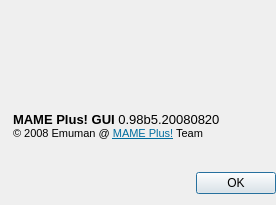
First picture: the form in trunk/qtui/about.ui, repository svn2github/mameplus, before the edit.
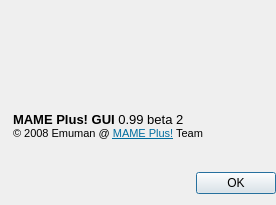
Second picture: the form after the edit. Icons and pictures are not drawn.

Diff of the .ui file:
```diff
--- a/trunk/qtui/about.ui
+++ b/trunk/qtui/about.ui
@@ -49,7 +49,7 @@
 &lt;html>&lt;head>&lt;meta name="qrichtext" content="1" />&lt;style type="text/css">
 p, li { white-space: pre-wrap; }
 &lt;/style>&lt;/head>&lt;body style=" font-family:'MS Shell Dlg 2'; font-size:8.25pt; font-weight:400; font-style:normal;">
-&lt;p style=" margin-top:0px; margin-bottom:0px; margin-left:0px; margin-right:0px; -qt-block-indent:0; text-indent:0px; font-size:8pt;">&lt;span style=" font-size:10pt; font-weight:600;">MAME Plus! GUI &lt;/span>&lt;span style=" font-size:10pt;">0.98b5.20080820&lt;/span>&lt;/p>
+&lt;p style=" margin-top:0px; margin-bottom:0px; margin-left:0px; margin-right:0px; -qt-block-indent:0; text-indent:0px; font-size:8pt;">&lt;span style=" font-size:10pt; font-weight:600;">MAME Plus! GUI &lt;/span>&lt;span style=" font-size:10pt;">0.99 beta 2&lt;/span>&lt;/p>
 &lt;p style=" margin-top:0px; margin-bottom:0px; margin-left:0px; margin-right:0px; -qt-block-indent:0; text-indent:0px; font-size:8pt;">© 2008 Emuman @ &lt;a href="http://mameicons.free.fr/mame32p/">&lt;span style=" text-decoration: underline; color:#006d9f;">MAME Plus!&lt;/span>&lt;/a> Team&lt;/p>&lt;/body>&lt;/html></string>
        </property>
        <property name="scaledContents" >
```
